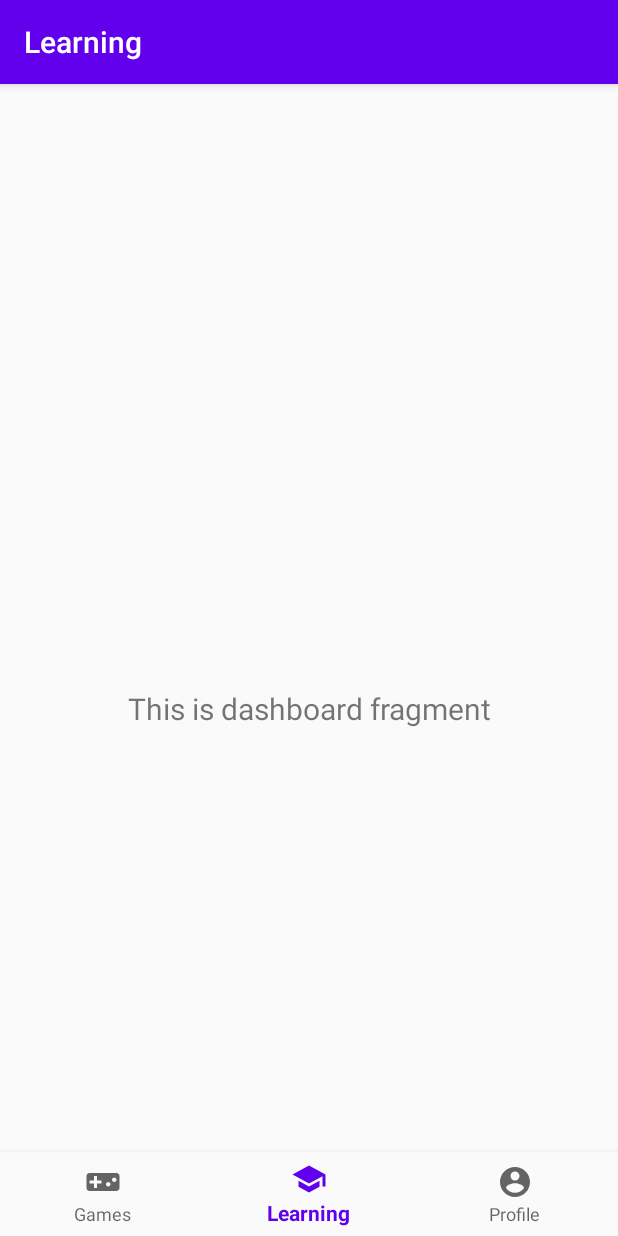
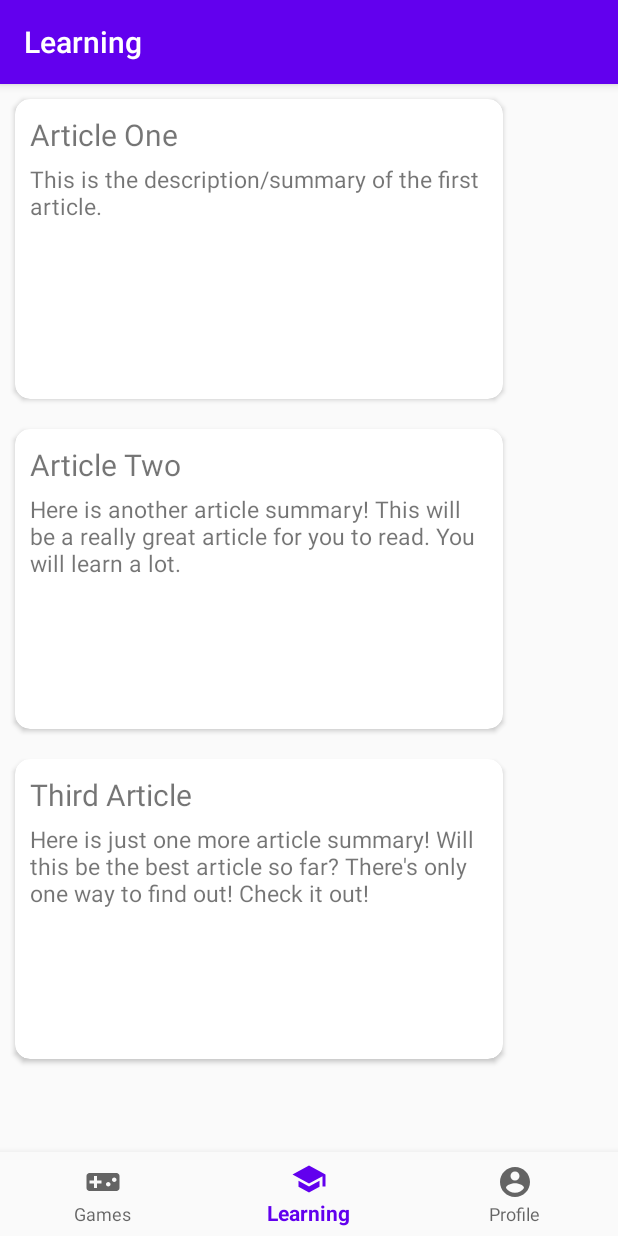
Before and after one commit to amlubinger/Security-Training-App, an Android app: the LearningFragment screen opened through its navigation route, on a phone screen of 412 x 824 dp. Run offline under Robolectric (Android 15) with nearby library versions, the phone set to English and light mode, and no system bars; our stand-ins replace navigation-ui.

Commit message:
Added a list of article cards to the learning tab.

```diff
--- a/app/build.gradle
+++ b/app/build.gradle
@@ -30,6 +30,7 @@ dependencies {
     implementation 'androidx.navigation:navigation-fragment:2.3.0'
     implementation 'androidx.navigation:navigation-ui:2.3.0'
     implementation 'androidx.lifecycle:lifecycle-extensions:2.2.0'
+    implementation 'androidx.preference:preference:1.1.1'
     testImplementation 'junit:junit:4.12'
     androidTestImplementation 'androidx.test.ext:junit:1.1.2'
     androidTestImplementation 'androidx.test.espresso:espresso-core:3.3.0'
--- a/app/src/main/java/com/example/securitytrainingapp/ui/games/GamesFragment.java
+++ b/app/src/main/java/com/example/securitytrainingapp/ui/games/GamesFragment.java
@@ -23,13 +23,6 @@ public class GamesFragment extends Fragment {
         gamesViewModel =
                 ViewModelProviders.of(this).get(GamesViewModel.class);
         View root = inflater.inflate(R.layout.fragment_games, container, false);
-        final TextView textView = root.findViewById(R.id.text_home);
-        gamesViewModel.getText().observe(getViewLifecycleOwner(), new Observer<String>() {
-            @Override
-            public void onChanged(@Nullable String s) {
-                textView.setText(s);
-            }
-        });
         return root;
     }
 }
--- /dev/null
+++ b/app/src/main/java/com/example/securitytrainingapp/ui/learning/ArticleCardAdapter.java
@@ -0,0 +1,59 @@
+package com.example.securitytrainingapp.ui.learning;
+
+import android.view.LayoutInflater;
+import android.view.View;
+import android.view.ViewGroup;
+import android.widget.TextView;
+
+import androidx.annotation.NonNull;
+import androidx.cardview.widget.CardView;
+import androidx.recyclerview.widget.RecyclerView;
+
+import com.example.securitytrainingapp.R;
+
+import java.util.List;
+
+public class ArticleCardAdapter extends RecyclerView.Adapter<ArticleCardAdapter.ArticleViewHolder> {
+    public static class ArticleViewHolder extends RecyclerView.ViewHolder {
+        CardView card;
+        TextView title;
+        TextView text;
+
+        ArticleViewHolder(View cardView) {
+            super(cardView);
+            card = (CardView) cardView.findViewById(R.id.card_article);
+            title = (TextView) cardView.findViewById(R.id.card_article_title);
+            text = (TextView) cardView.findViewById(R.id.card_article_text);
+        }
+    }
+
+    List<String[]> articles;
+
+    ArticleCardAdapter(List<String[]> articles) {
+        this.articles = articles;
+    }
+
+    @Override
+    public int getItemCount() {
+        return articles.size();
+    }
+
+    @NonNull
+    @Override
+    public ArticleViewHolder onCreateViewHolder(ViewGroup viewGroup, int i) {
+        View v = LayoutInflater.from(viewGroup.getContext()).inflate(R.layout.article_card, viewGroup, false);
+        return new ArticleViewHolder(v);
+    }
+
+    @Override
+    public void onBindViewHolder(ArticleViewHolder articleViewHolder, int i) {
+        String[] article = articles.get(i);
+        articleViewHolder.title.setText(article[0]);
+        articleViewHolder.text.setText(article[1]);
+    }
+
+    @Override
+    public void onAttachedToRecyclerView(@NonNull RecyclerView recyclerView) {
+        super.onAttachedToRecyclerView(recyclerView);
+    }
+}
--- a/app/src/main/java/com/example/securitytrainingapp/ui/learning/LearningFragment.java
+++ b/app/src/main/java/com/example/securitytrainingapp/ui/learning/LearningFragment.java
@@ -8,11 +8,20 @@ import android.widget.TextView;
 
 import androidx.annotation.NonNull;
 import androidx.annotation.Nullable;
+import androidx.cardview.widget.CardView;
 import androidx.fragment.app.Fragment;
 import androidx.lifecycle.Observer;
 import androidx.lifecycle.ViewModelProviders;
+import androidx.recyclerview.widget.LinearLayoutManager;
+import androidx.recyclerview.widget.RecyclerView;
 
 import com.example.securitytrainingapp.R;
+
+import org.w3c.dom.Text;
+
+import java.lang.reflect.Array;
+import java.util.ArrayList;
+import java.util.List;
 
 public class LearningFragment extends Fragment {
 
@@ -23,13 +32,29 @@ public class LearningFragment extends Fragment {
         learningViewModel =
                 ViewModelProviders.of(this).get(LearningViewModel.class);
         View root = inflater.inflate(R.layout.fragment_learning, container, false);
-        final TextView textView = root.findViewById(R.id.text_dashboard);
-        learningViewModel.getText().observe(getViewLifecycleOwner(), new Observer<String>() {
-            @Override
-            public void onChanged(@Nullable String s) {
-                textView.setText(s);
-            }
-        });
+        RecyclerView recyclerView = (RecyclerView) root.findViewById(R.id.article_card_recycler_view);
+        LinearLayoutManager linearLayoutManager = new LinearLayoutManager(getContext());
+        recyclerView.setHasFixedSize(true);
+        recyclerView.setLayoutManager(linearLayoutManager);
+
+        //Get the articles in a list. Temporarily using just string arrays with mock data.
+        List<String[]> articles = new ArrayList<String[]>();
+        String[] articleOne = new String[2];
+        articleOne[0] = "Article One";
+        articleOne[1] = "This is the description/summary of the first article.";
+        String[] articleTwo = new String[2];
+        articleTwo[0] = "Article Two";
+        articleTwo[1] = "Here is another article summary! This will be a really great article for you to read. You will learn a lot.";
+        String[] articleThree = new String[3];
+        articleThree[0] = "Third Article";
+        articleThree[1] = "Here is just one more article summary! Will this be the best article so far? There's only one way to find out! Check it out!";
+        articles.add(articleOne);
+        articles.add(articleTwo);
+        articles.add(articleThree);
+
+        ArticleCardAdapter adapter = new ArticleCardAdapter(articles);
+        recyclerView.setAdapter(adapter);
+
         return root;
     }
 }
--- a/app/src/main/res/layout/activity_main.xml
+++ b/app/src/main/res/layout/activity_main.xml
@@ -3,8 +3,7 @@
     xmlns:app="http://schemas.android.com/apk/res-auto"
     android:id="@+id/container"
     android:layout_width="match_parent"
-    android:layout_height="match_parent"
-    android:paddingTop="?attr/actionBarSize">
+    android:layout_height="match_parent">
 
     <com.google.android.material.bottomnavigation.BottomNavigationView
         android:id="@+id/nav_view"
--- /dev/null
+++ b/app/src/main/res/layout/article_card.xml
@@ -0,0 +1,38 @@
+<?xml version="1.0" encoding="utf-8"?>
+
+<androidx.cardview.widget.CardView xmlns:android="http://schemas.android.com/apk/res/android"
+    xmlns:app="http://schemas.android.com/apk/res-auto"
+    xmlns:tools="http://schemas.android.com/tools"
+    android:layout_width="325dp"
+    android:layout_height="200dp"
+    android:layout_margin="10dp"
+    android:layout_centerInParent="true"
+    app:cardCornerRadius="10dp"
+    android:id="@+id/card_article">
+
+    <RelativeLayout
+        android:layout_width="match_parent"
+        android:layout_height="match_parent"
+        android:layout_margin="10dp">
+
+        <TextView
+            android:layout_width="match_parent"
+            android:layout_height="wrap_content"
+            android:layout_marginBottom="5dp"
+            android:textAlignment="textStart"
+            android:text="Article Title"
+            android:textSize="20sp"
+            android:id="@+id/card_article_title"/>
+
+        <TextView
+            android:layout_width="match_parent"
+            android:layout_height="wrap_content"
+            android:textAlignment="textStart"
+            android:text="This is a placeholder for the article itself. This will teach users and should be cut off on the card preview at a point."
+            android:textSize="15sp"
+            android:id="@+id/card_article_text"
+            android:layout_below="@id/card_article_title"/>
+
+    </RelativeLayout>
+
+</androidx.cardview.widget.CardView>
--- a/app/src/main/res/layout/fragment_learning.xml
+++ b/app/src/main/res/layout/fragment_learning.xml
@@ -1,22 +1,17 @@
 <?xml version="1.0" encoding="utf-8"?>
-<androidx.constraintlayout.widget.ConstraintLayout xmlns:android="http://schemas.android.com/apk/res/android"
+<LinearLayout xmlns:android="http://schemas.android.com/apk/res/android"
     xmlns:app="http://schemas.android.com/apk/res-auto"
     xmlns:tools="http://schemas.android.com/tools"
     android:layout_width="match_parent"
     android:layout_height="match_parent"
+    android:gravity="center_horizontal"
+    android:layout_marginBottom="50dp"
     tools:context=".ui.learning.LearningFragment">
 
-    <TextView
-        android:id="@+id/text_dashboard"
+    <androidx.recyclerview.widget.RecyclerView
         android:layout_width="match_parent"
-        android:layout_height="wrap_content"
-        android:layout_marginStart="8dp"
-        android:layout_marginTop="8dp"
-        android:layout_marginEnd="8dp"
-        android:textAlignment="center"
-        android:textSize="20sp"
-        app:layout_constraintBottom_toBottomOf="parent"
-        app:layout_constraintEnd_toEndOf="parent"
-        app:layout_constraintStart_toStartOf="parent"
-        app:layout_constraintTop_toTopOf="parent" />
-</androidx.constraintlayout.widget.ConstraintLayout>
+        android:layout_height="match_parent"
+        android:scrollbars="vertical"
+        android:id="@+id/article_card_recycler_view"/>
+
+</LinearLayout>
--- a/app/src/main/res/values/strings.xml
+++ b/app/src/main/res/values/strings.xml
@@ -4,4 +4,18 @@
     <string name="title_games">Games</string>
     <string name="title_learning">Learning</string>
     <string name="title_profile">Profile</string>
+    <!-- Preference Titles -->
+    <string name="messages_header">Messages</string>
+    <string name="sync_header">Sync</string>
+
+    <!-- Messages Preferences -->
+    <string name="signature_title">Your signature</string>
+    <string name="reply_title">Default reply action</string>
+
+    <!-- Sync Preferences -->
+    <string name="sync_title">Sync email periodically</string>
+    <string name="attachment_title">Download incoming attachments</string>
+    <string name="attachment_summary_on">Automatically download attachments for incoming emails
+    </string>
+    <string name="attachment_summary_off">Only download attachments when manually requested</string>
 </resources>
```
